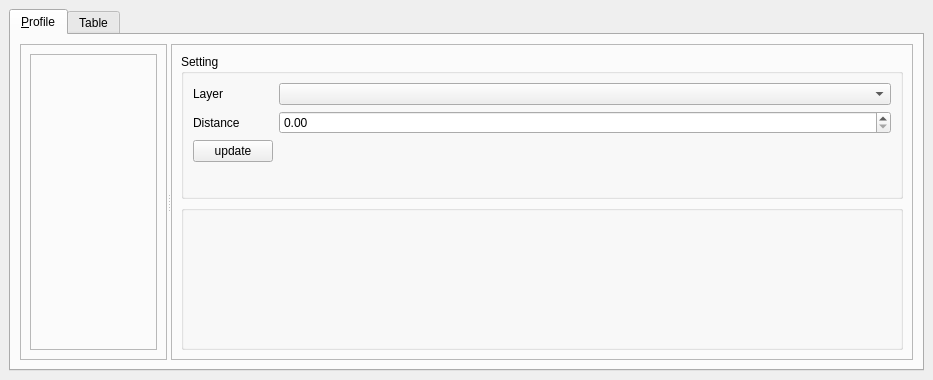
Above: profile/resources/profile_widget.ui from EL-BID/red_basica before the change. Below: the same form after it.
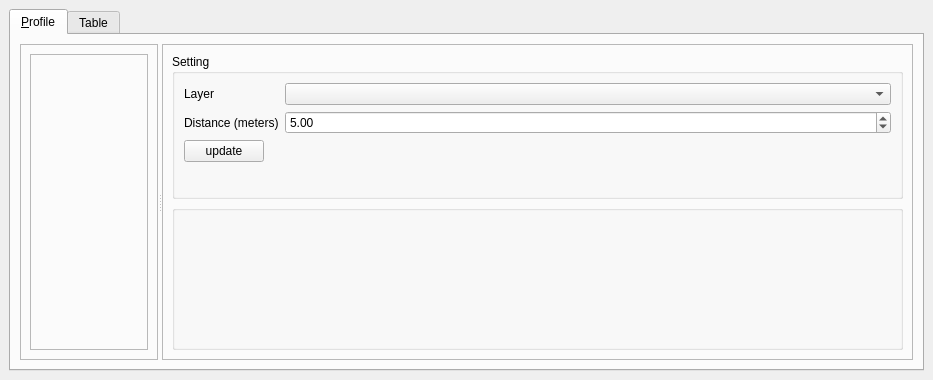
That is the form after the change.

Commit message: read raster layer from combobox

The edit to the form file:
```diff
--- a/profile/resources/profile_widget.ui
+++ b/profile/resources/profile_widget.ui
@@ -111,12 +111,19 @@
                <item row="1" column="0">
                 <widget class="QLabel" name="distanceLabel">
                  <property name="text">
-                  <string>Distance</string>
+                  <string>Distance (meters)</string>
                  </property>
                 </widget>
                </item>
                <item row="1" column="1">
-                <widget class="QDoubleSpinBox" name="distanceDoubleSpinBox"/>
+                <widget class="QDoubleSpinBox" name="distanceDoubleSpinBox">
+                 <property name="minimum">
+                  <double>0.100000000000000</double>
+                 </property>
+                 <property name="value">
+                  <double>5.000000000000000</double>
+                 </property>
+                </widget>
                </item>
                <item row="2" column="0">
                 <widget class="QPushButton" name="updateButton">
```
Left out of the diff: 2 changed lines with no effect on the pictures. The commit also changes 2 other files.
